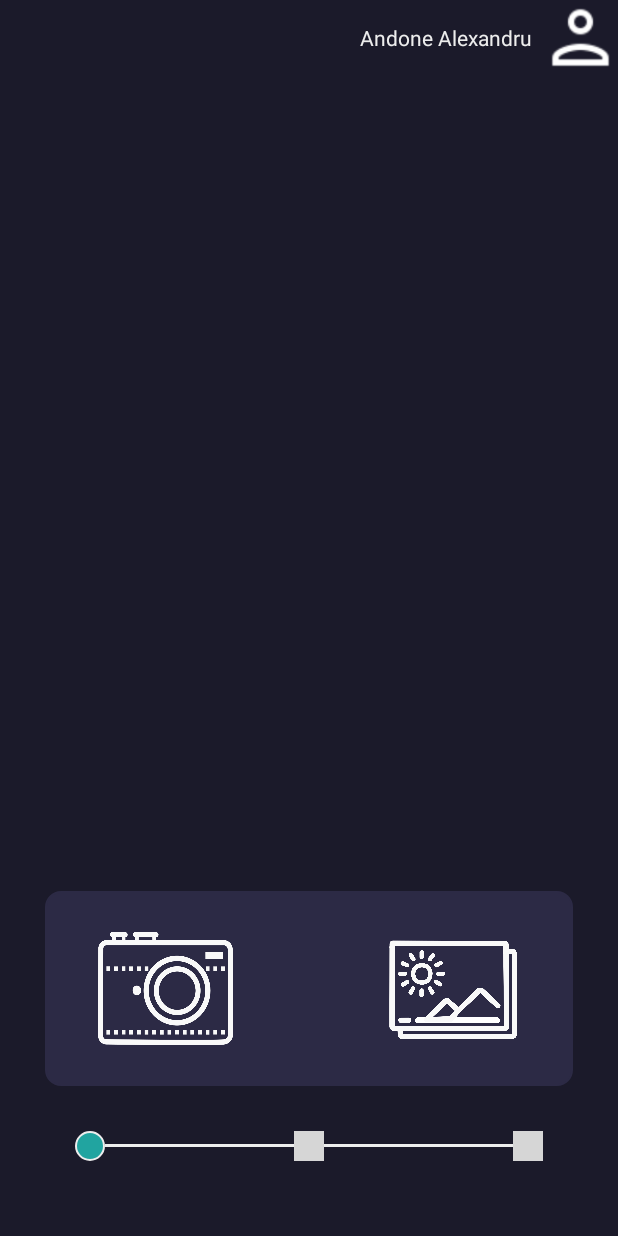
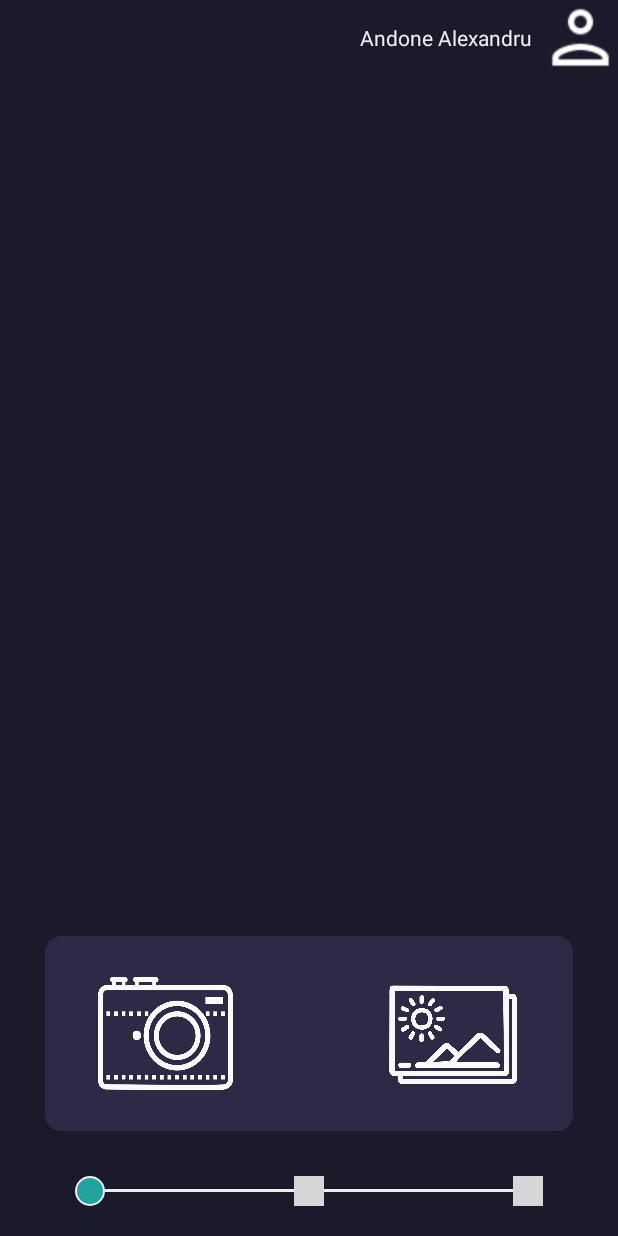
Before and after one commit to andonealexandru/BAC-backend, an Android app: the MainActivity screen opened directly, with no data from a screen before it, on a phone screen of 412 x 824 dp. Run offline under Robolectric (Android 15) with nearby library versions, the phone set to English and light mode, and no system bars; our stand-ins replace Picasso; libraries missing offline, so code that uses them is left out: com.makeramen.roundedimageview; pictures from the network do not load; grey boxes are pictures that could not be loaded.

Commit message:
Ui restrictions

```diff
--- a/app/src/main/java/com/example/myapplication/LogInScreen.java
+++ b/app/src/main/java/com/example/myapplication/LogInScreen.java
@@ -64,7 +64,8 @@ public class LogInScreen extends AppCompatActivity implements View.OnClickListen
         if(account != null) {
             Toast.makeText(this, "You've already logged in with " + account.getDisplayName() + "!",Toast.LENGTH_LONG).show();
 
-            Intent intent = new Intent(this, ThirdScreen.class);
+            Intent intent = new Intent(this, MainActivity.class);
+            finish();
             startActivity(intent);
 
         }
@@ -112,7 +113,8 @@ public class LogInScreen extends AppCompatActivity implements View.OnClickListen
 
             connectServer(account.getEmail());
 
-            Intent intent = new Intent(this, ThirdScreen.class);
+            Intent intent = new Intent(this, MainActivity.class);
+            finish();
             startActivity(intent);
 
         } catch (ApiException e) {
--- a/app/src/main/java/com/example/myapplication/MainActivity.java
+++ b/app/src/main/java/com/example/myapplication/MainActivity.java
@@ -77,32 +77,22 @@ public class MainActivity extends AppCompatActivity {
 
         btn_capture = findViewById(R.id.camera_button);
         btn_select = findViewById(R.id.gallery_button);
-        //btn_next = findViewById(R.id.btn_next);
         imgView = findViewById(R.id.imgView_preview);
         profilePicture = findViewById(R.id.profilePicture);
         profileName = findViewById(R.id.profileName);
         progressBar = findViewById(R.id.progressBar);
-
         progressBar.setVisibility(View.INVISIBLE);
 
-
-       /* btn_start = findViewById(R.id.button_start);
-        radioGroup = findViewById(R.id.group_button);
-
-
-        btn_send = findViewById(R.id.sendImageButton);
-*/
 
         GoogleSignInOptions gso = new GoogleSignInOptions.Builder(GoogleSignInOptions.DEFAULT_SIGN_IN)
                 .requestEmail()
                 .build();
-
         mGoogleSignInClient = GoogleSignIn.getClient(this, gso);
         account = GoogleSignIn.getLastSignedInAccount(this);
-
+        if(account != null) {
             profileName.setText(account.getDisplayName());
 
-       if(account.getPhotoUrl() != null) {
+            if (account.getPhotoUrl() != null) {
                 profilePicture.setImageURI(null);
 
                 Transformation transformation = new RoundedTransformationBuilder()
@@ -117,6 +107,8 @@ public class MainActivity extends AppCompatActivity {
                         .transform(transformation)
                         .into(profilePicture);
             }
+        }
+
 
        profilePicture.setOnClickListener(new View.OnClickListener() {
            @Override
@@ -157,31 +149,6 @@ public class MainActivity extends AppCompatActivity {
             }
         });
 
-        /*btn_next.setOnClickListener(new View.OnClickListener() {
-            @Override
-            public void onClick(View view) {
-                Intent intent = new Intent(MainActivity.this, Second.class);
-                startActivity(intent);
-            }
-        });
-*/
-/*        btn_start.setOnClickListener(new View.OnClickListener() {
-            @Override
-            public void onClick(View view) {
-                int selectedRadio = radioGroup.getCheckedRadioButtonId();
-                selectedButton = findViewById(selectedRadio);
-
-                Toast.makeText(MainActivity.this, "You selected " + selectedButton.getText(), Toast.LENGTH_LONG).show();
-
-            }
-        });
-
-        btn_send.setOnClickListener(new View.OnClickListener() {
-            @Override
-            public void onClick(View view) {
-                connectServer(null);
-            }
-        });*/
     }
 
     private void openGallery(){
@@ -205,7 +172,6 @@ public class MainActivity extends AppCompatActivity {
     @Override
     public void onRequestPermissionsResult(int requestCode, @NonNull String[] permissions, @NonNull int[] grantResults) {
         // vedem daca a fost permis sau nu accesul la camera
-        //Toast.makeText(MainActivity.this, "Result " + requestCode, Toast.LENGTH_LONG).show();
         if(requestCode == PERMISSION_CODE){
                 if(grantResults.length > 0 && grantResults[0] == PackageManager.PERMISSION_GRANTED)
                     openCamera();
--- a/app/src/main/java/com/example/myapplication/ProfileSettings.java
+++ b/app/src/main/java/com/example/myapplication/ProfileSettings.java
@@ -74,6 +74,7 @@ public class ProfileSettings extends AppCompatActivity {
 
                 Intent i=new Intent(getApplicationContext(), LogInScreen.class);
                 i.addFlags(Intent.FLAG_ACTIVITY_CLEAR_TOP);
+                finish();
                 startActivity(i);
             }
         });
--- a/app/src/main/res/layout/activity_main_gradient.xml
+++ b/app/src/main/res/layout/activity_main_gradient.xml
@@ -21,7 +21,7 @@
         android:layout_centerHorizontal="true"
         android:layout_marginBottom="20dp"
         android:contentDescription="@string/app_name"
-        android:padding="5dp"
+        android:padding="20dp"
         />
 
 
@@ -73,7 +73,7 @@
     <RelativeLayout
         android:id="@+id/layout_progress_bar"
         android:layout_width="fill_parent"
-        android:layout_height="50dp"
+        android:layout_height="wrap_content"
         android:layout_alignParentBottom="true"
         android:layout_marginBottom="20dp"
         >
--- a/app/src/main/res/layout/activity_second.xml
+++ b/app/src/main/res/layout/activity_second.xml
@@ -84,7 +84,7 @@
     <RelativeLayout
         android:id="@+id/layout_progress_bar"
         android:layout_width="fill_parent"
-        android:layout_height="50dp"
+        android:layout_height="wrap_content"
         android:layout_alignParentBottom="true"
         android:layout_marginBottom="20dp"
         >
--- a/app/src/main/res/layout/activity_third_screen.xml
+++ b/app/src/main/res/layout/activity_third_screen.xml
@@ -32,7 +32,7 @@
             android:padding="10dp"
             android:id="@+id/tvOutput"
             android:layout_width="fill_parent"
-            android:layout_height="448dp"
+            android:layout_height="fill_parent"
             android:layout_below="@+id/tvTitluOutput"
             android:layout_marginStart="20dp"
             android:layout_marginLeft="20dp"
@@ -82,7 +82,7 @@
     <RelativeLayout
         android:id="@+id/layout_progress_bar"
         android:layout_width="fill_parent"
-        android:layout_height="50dp"
+        android:layout_height="wrap_content"
         android:layout_alignParentBottom="true"
         android:layout_marginBottom="20dp"
         >
```
Also changed, not shown: app/src/main/java/com/example/myapplication/Second.java (+41 -25 lines), app/src/main/java/com/example/myapplication/StaticVariables.java (+14 -1 lines), app/src/main/java/com/example/myapplication/ThirdScreen.java (+27 -17 lines), 55 other files. Lines whose indentation alone changed are shown as unchanged.
